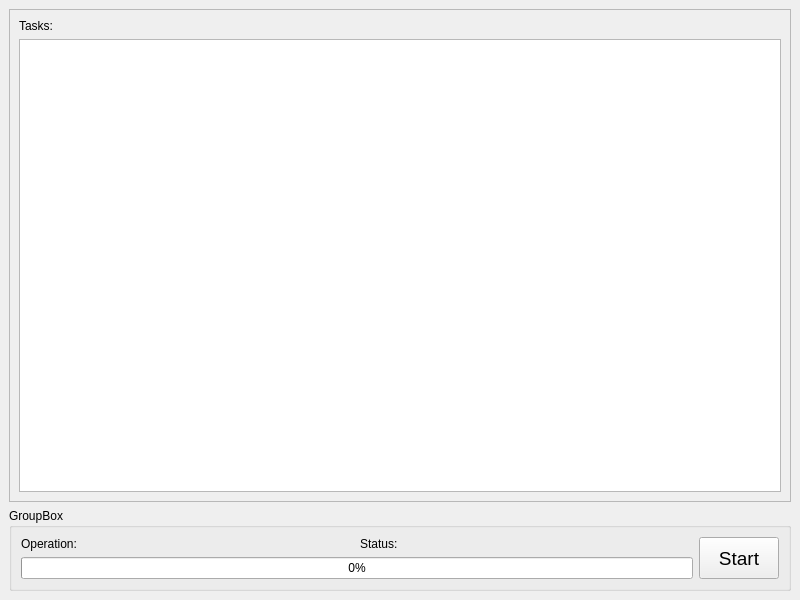
Qt form file-backuper/ui/mainwindow.ui (SunriseCoder/qt-projects) before a commit.
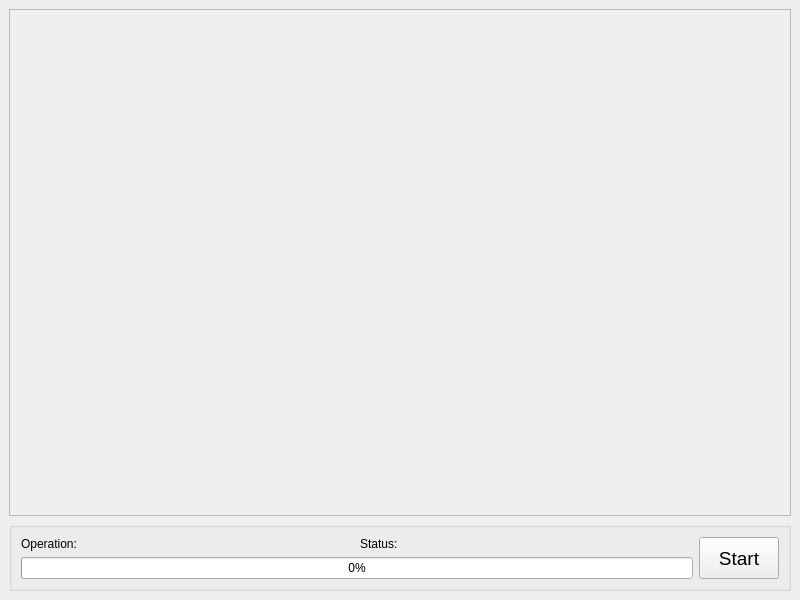
The same form after that commit.

Commit message: file-backuper: Particular Task Tables

Diff of the .ui file:
```diff
--- a/file-backuper/ui/mainwindow.ui
+++ b/file-backuper/ui/mainwindow.ui
@@ -21,26 +21,12 @@
        <bool>true</bool>
       </property>
       <widget class="QWidget" name="scrollAreaWidgetContents">
-       <layout class="QGridLayout" name="scrollAreaGridLayout">
-        <item row="0" column="0">
-         <widget class="QLabel" name="label">
-          <property name="text">
-           <string>Tasks:</string>
-          </property>
-         </widget>
-        </item>
-        <item row="1" column="0">
-         <widget class="QTableView" name="taskTable"/>
-        </item>
-       </layout>
+       <layout class="QVBoxLayout" name="scrollAreaLayout"/>
       </widget>
      </widget>
     </item>
     <item row="2" column="0">
      <widget class="QGroupBox" name="groupBox">
-      <property name="title">
-       <string>GroupBox</string>
-      </property>
       <layout class="QGridLayout" name="panelGridLayout" columnstretch="1,1,0">
        <item row="0" column="0">
         <widget class="QLabel" name="operationLabel">
```
The commit also changes 2 other files.
